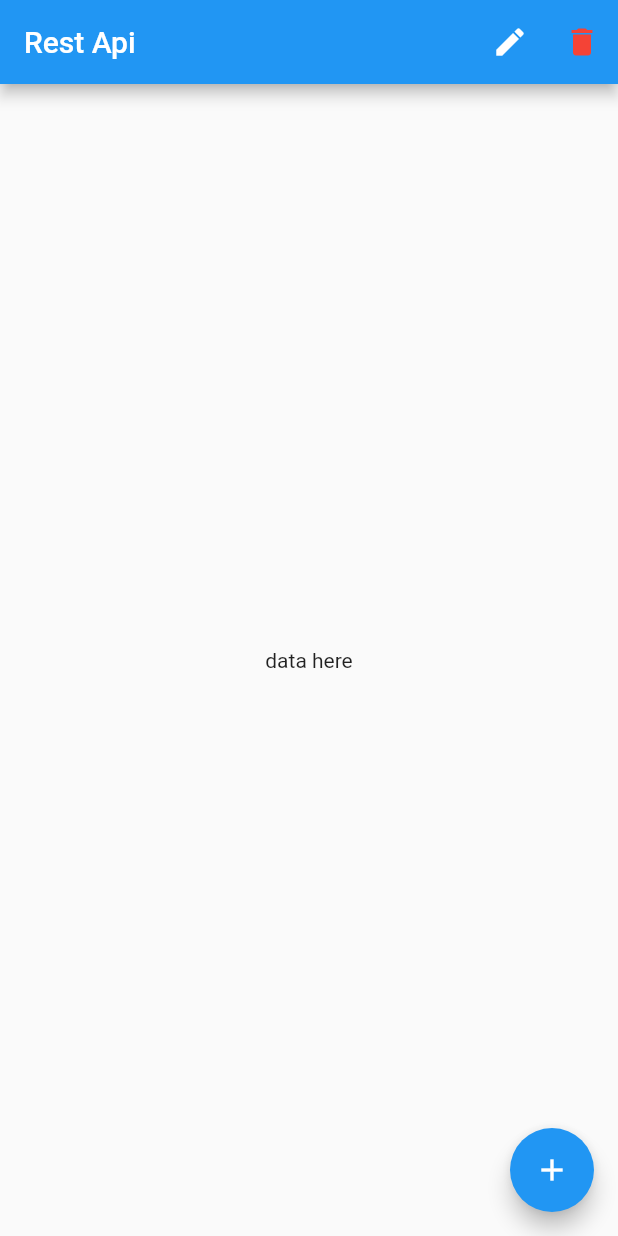
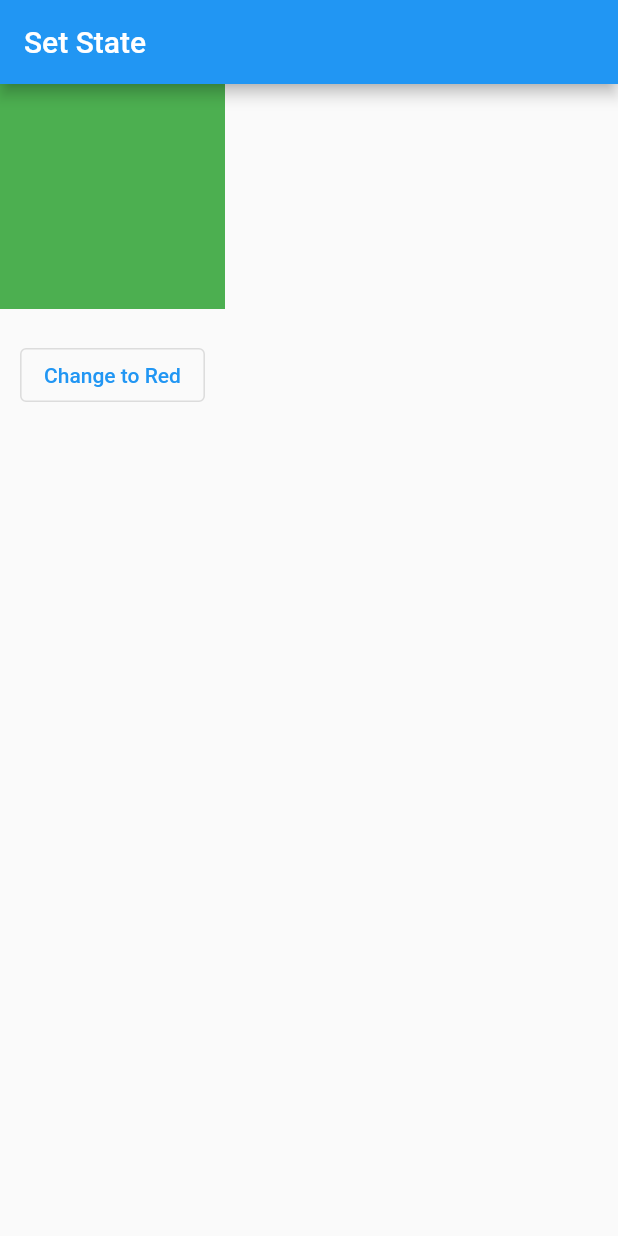
Before and after one commit to root137/state_management, a Flutter app: the screen it shows after launch, on a phone screen of 412 x 824 dp. Run offline on Flutter 3.47's test engine with Material 2 defaults, Android fonts, the phone set to English and light mode, and no system bars; our stand-ins replace flutter_bloc.

Commit message:
bloc state management

```diff
--- a/lib/main.dart
+++ b/lib/main.dart
@@ -1,5 +1,7 @@
 import 'package:flutter/material.dart';
-import 'package:state_management/restApi/rest_api_screen.dart';
+import 'package:flutter_bloc/flutter_bloc.dart';
+import 'package:state_management/stateManagement/bloc/color_cubit.dart';
+import 'package:state_management/stateManagement/setState/set_state_screen.dart';
 
 void main() {
   runApp(const MyApp());
@@ -25,7 +27,10 @@ class MyApp extends StatelessWidget {
         // is not restarted.
         primarySwatch: Colors.blue,
       ),
-      home: const RestApiScreen(),
+      home: BlocProvider(
+        create: (_) => ColorCubit(),
+        child: SetStateScreen(),
+      ),
     );
   }
 }
--- /dev/null
+++ b/lib/stateManagement/bloc/color_cubit.dart
@@ -0,0 +1,14 @@
+import 'package:flutter/material.dart';
+import 'package:flutter_bloc/flutter_bloc.dart';
+
+class ColorCubit extends Cubit<Color> {
+  ColorCubit() : super(Colors.green);
+
+  void changeToRed() {
+    emit(Colors.red);
+  }
+
+  void changeToGreen() {
+    emit(Colors.green);
+  }
+}
--- /dev/null
+++ b/lib/stateManagement/setState/set_state_screen.dart
@@ -0,0 +1,43 @@
+import 'package:flutter/material.dart';
+
+class SetStateScreen extends StatefulWidget {
+  const SetStateScreen({Key? key}) : super(key: key);
+
+  @override
+  State<SetStateScreen> createState() => _SetStateScreenState();
+}
+
+class _SetStateScreenState extends State<SetStateScreen> {
+  Color containerColor = Colors.green;
+  @override
+  Widget build(BuildContext context) {
+    print('ste statae build');
+    return Scaffold(
+      appBar: AppBar(
+        title: Text('Set State'),
+      ),
+      body: Column(
+        children: [
+          Container(
+            height: 150,
+            width: 150,
+            color: containerColor,
+          ),
+          const SizedBox(
+            height: 20,
+          ),
+          OutlinedButton(
+            onPressed: () {
+              setState(() {
+                containerColor = Colors.red;
+              });
+            },
+            child: Text(
+              'Change to Red',
+            ),
+          ),
+        ],
+      ),
+    );
+  }
+}
--- a/pubspec.yaml
+++ b/pubspec.yaml
@@ -37,6 +37,7 @@ dependencies:
   # Use with the CupertinoIcons class for iOS style icons.
   cupertino_icons: ^1.0.2
   http: ^0.13.5
+  flutter_bloc: ^8.1.1
 
 dev_dependencies:
   flutter_test:
```
Also changed, not shown: lib/stateManagement/bloc/bloc_screen.dart (added, +53 -0 lines), pubspec.lock.
